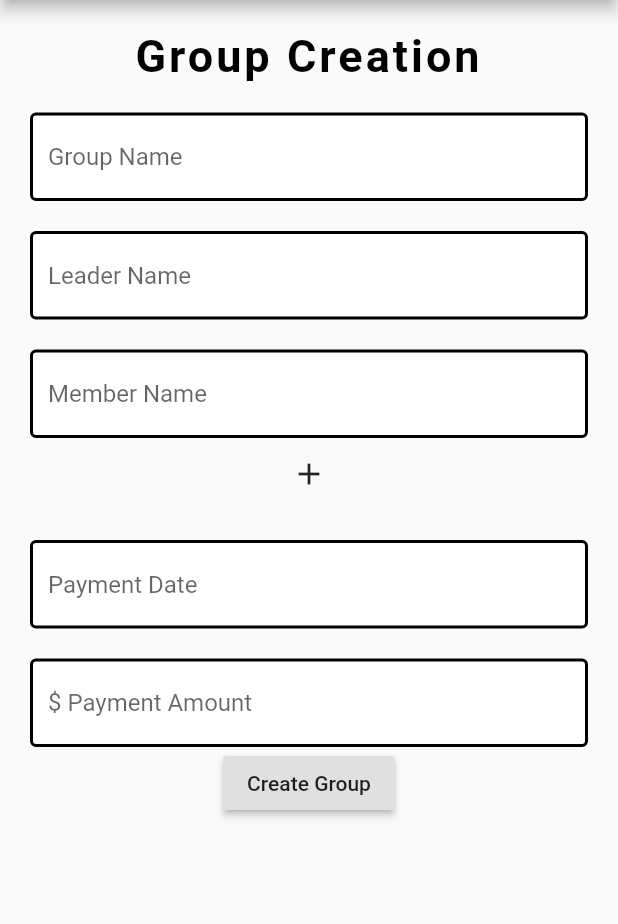
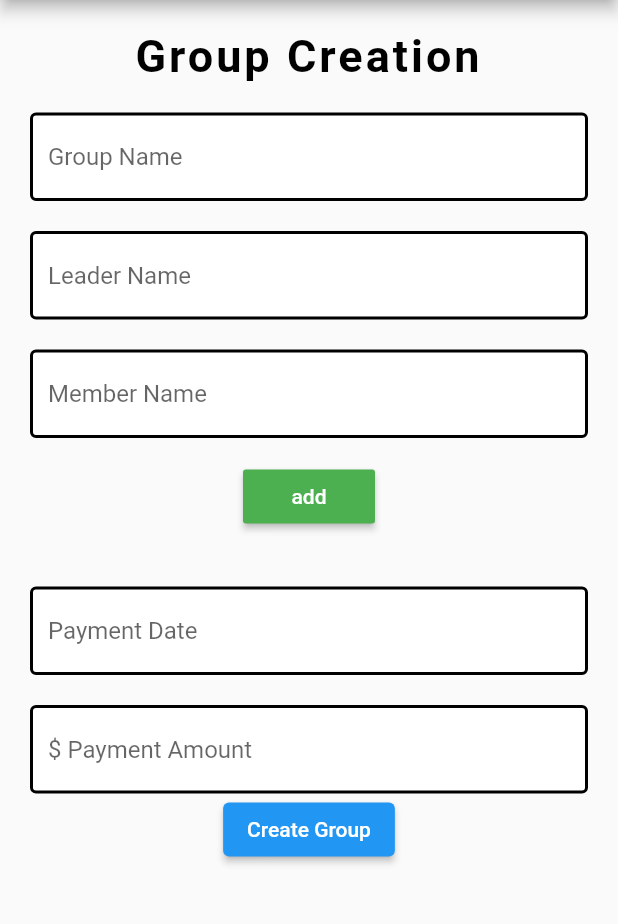
Before and after one commit to ChicoState/SPLIT, a Flutter app: the Create_Group screen opened by its route, on a phone screen of 412 x 824 dp, the part 84-1008 px from its top. Run offline on Flutter 3.47's test engine with Material 2 defaults, Android fonts, the phone set to English and light mode, and no system bars; our stand-ins replace cloud_firestore, firebase_auth, firebase_core, flutter_spinkit; missing offline and left inert: firestore_cache; accounts and stored records are empty.

```diff
--- a/lib/Models/appUser.dart
+++ b/lib/Models/appUser.dart
@@ -1,8 +1,9 @@
 class AppUser {
   final String uid;
   final String name;
+  final String username;
   final String email;
   final String notification;
   String groupId;
-  AppUser({required this.uid, required this.name, required this.email, required this.notification, required this.groupId});
+  AppUser({required this.uid, required this.name, required this.username, required this.email, required this.notification, required this.groupId});
 }
--- a/lib/Screens/Groups/Create Groups.dart
+++ b/lib/Screens/Groups/Create Groups.dart
@@ -2,6 +2,7 @@ import 'package:cloud_firestore/cloud_firestore.dart';
 import 'package:flutter/material.dart';
 import 'package:split/shared/constants.dart';
 import 'package:split/Screens/wrapper.dart';
+
 
 class Create_Group extends StatefulWidget {
   @override
@@ -9,9 +10,10 @@ class Create_Group extends StatefulWidget {
 }
 
 class _Create_GroupState extends State<Create_Group> {
-
+  final fieldText = TextEditingController();
   //variables
   final List<String> memberNames = [];
+  String add_check = '';
   String groupName = '';
   String leaderName = '';
   String memberName = '';
@@ -21,7 +23,7 @@ class _Create_GroupState extends State<Create_Group> {
 
   double calculate(double payment, int members) {
     double split = 0.00;
-    split = payment/members;
+    split = payment / members;
     return split;
   }
 
@@ -58,39 +60,51 @@ class _Create_GroupState extends State<Create_Group> {
                   fontWeight: FontWeight.bold,
                 ),
               ),
-              const SizedBox(height: 20.0),//Group Name stuff
+              const SizedBox(height: 20.0), //Group Name stuff
               TextFormField(
-                  decoration: textInputDecoration.copyWith(hintText: 'Group Name'),
+                  decoration: textInputDecoration.copyWith(
+                      hintText: 'Group Name'),
                   textInputAction: TextInputAction.next,
-                  validator: (String?val){//making sure the Group Name is filled
-                    if(val != null && val.isEmpty){
+                  validator: (
+                      String?val) { //making sure the Group Name is filled
+                    if (val != null && val.isEmpty) {
                       return "Group Name can't be empty";
                     }
                     return null;
                   },
-                  onChanged: (val){setState(() => groupName = val.trim());}
+                  onChanged: (val) {
+                    setState(() => groupName = val.trim());
+                  }
               ),
-              const SizedBox(height: 20.0),//Group Leader Name stuff
+              const SizedBox(height: 20.0), //Group Leader Name stuff
               TextFormField(
-                  decoration: textInputDecoration.copyWith(hintText: 'Leader Name'),
+                  decoration: textInputDecoration.copyWith(
+                      hintText: 'Leader Name'),
                   textInputAction: TextInputAction.next,
-                  validator: (String?val){//making sure the Leader Name is filled
-                    if(val != null && val.isEmpty){
+                  validator: (
+                      String?val) { //making sure the Leader Name is filled
+                    if (val != null && val.isEmpty) {
                       return "Leader Name can't be empty";
                     }
                     return null;
                   },
-                  onChanged: (val){setState(() => leaderName = val.trim());}
+                  onChanged: (val) {
+                    setState(() => leaderName = val.trim());
+                  }
               ),
 
-              const SizedBox(height: 20.0),//Member Name stuff
 
-
-              TextFormField(
-                  decoration: textInputDecoration.copyWith(hintText: 'Member Name'),
+              const SizedBox(height: 20.0), //Member Name stuff
+              Column(
+                children: [
+                  Container(
+                    child: TextFormField(
+                        decoration: textInputDecoration.copyWith(
+                            hintText: 'Member Name'),
                         textInputAction: TextInputAction.next,
-                  validator: (String?val){//making sure the email form is filled
-                    if(val != null && val.isEmpty){
+                        validator: (
+                            String?val) { //making sure the email form is filled
+                          if (val != null && val.isEmpty) {
                             return "Member Name can't be empty";
                           }
                           return null;
@@ -98,44 +112,66 @@ class _Create_GroupState extends State<Create_Group> {
                         onChanged: (val) async {
                           setState(() => memberName = val.trim());
                           //addnames(memberName);
-                  }
-              ),
-              IconButton(
-                onPressed: () {
-                  if(memberName.isNotEmpty) {
-                    addnames(memberName);
-                  }
                         },
-                icon: const Icon(Icons.add),
+                      controller: fieldText,
                     ),
 
-              const SizedBox(height: 20.0),//Payment Date stuff
+                  ),
+                  SizedBox(height: 15,),
+                  RaisedButton(
+                    onPressed: () async {
+                        clearText(memberName);
+                    },
+                    color: Colors.green,
+                    child: Text('add'),
+                    textColor: Colors.white,
+
+                  ),
+                  Text(
+                    add_check,
+                    style: const TextStyle(color: Colors.indigoAccent, fontSize: 14.0),
+                  ),
+                ],
+
+
+              ),
+
+
+              const SizedBox(height: 20.0), //Payment Date stuff
               TextFormField(
-                  decoration: textInputDecoration.copyWith(hintText: 'Payment Date'),
+                  decoration: textInputDecoration.copyWith(
+                      hintText: 'Payment Date'),
                   textInputAction: TextInputAction.next,
                   keyboardType: TextInputType.datetime,
-                  validator: (String?val){//making sure the email form is filled
-                    if(val != null && val.isEmpty){
+                  validator: (
+                      String?val) { //making sure the email form is filled
+                    if (val != null && val.isEmpty) {
                       return "Payment Date can't be empty";
                     }
                     return null;
                   },
-                  onChanged: (val){setState(() => paymentDate = val.trim());}
+                  onChanged: (val) {
+                    setState(() => paymentDate = val.trim());
+                  }
               ),
-              const SizedBox(height: 20.0),//Payment Amount stuff
+              const SizedBox(height: 20.0), //Payment Amount stuff
               TextFormField(
-                  decoration: textInputDecoration.copyWith(hintText: '\$ Payment Amount'),
+                  decoration: textInputDecoration.copyWith(
+                      hintText: '\$ Payment Amount'),
                   textInputAction: TextInputAction.done,
                   keyboardType: TextInputType.number,
-                  validator: (String?val){//making sure the email form is filled
-                    if(val != null && val.isEmpty){
+                  validator: (
+                      String?val) { //making sure the email form is filled
+                    if (val != null && val.isEmpty) {
                       return "Payment Amount can't be empty";
                     }
                     return null;
                   },
-                  onChanged: (val){setState(() => payment = val.trim());}
+                  onChanged: (val) {
+                    setState(() => payment = val.trim());
+                  }
               ),
-              RaisedButton(
+              ElevatedButton(
                 onPressed: () async {
                   DateTime now = DateTime.now();
                   var payment1 = double.parse(payment);
@@ -150,12 +186,12 @@ class _Create_GroupState extends State<Create_Group> {
                   FirebaseFirestore.instance.collection('Groups').add(
                       {
                         "groupName": groupName,
-                        "leaderName" : leaderName,
-                        "members" : memberNames,
-                        "paymentDate" : paymentDate,
-                        "totalPayment" : payment1,
-                        "splitPayment" : total,
-                      }).then((value){
+                        "leaderName": leaderName,
+                        "members": memberNames,
+                        "paymentDate": paymentDate,
+                        "totalPayment": payment1,
+                        "splitPayment": total,
+                      }).then((value) {
                     print(value.id);
                   });
                   Navigator.defaultRouteName;
@@ -163,7 +199,6 @@ class _Create_GroupState extends State<Create_Group> {
                 },
                 child: const Text(
                     "Create Group"),
-
               ),
             ],
           ),
@@ -171,4 +206,12 @@ class _Create_GroupState extends State<Create_Group> {
       ),
     );
   }
+
+  void clearText(String _m) {
+    addnames(_m);
+    add_check = "added";
+    fieldText.clear();
+
   }
+
+}
--- a/lib/Services/auth.dart
+++ b/lib/Services/auth.dart
@@ -51,12 +51,12 @@ class AuthService{
   }
 
   //register with email and pass
-  Future registerWithEmailAndPassword(String email, String password, String name, String notification) async{
+  Future registerWithEmailAndPassword(String email, String password, String name, String username, String notification) async{
     try{
       UserCredential result = await _auth.createUserWithEmailAndPassword(email: email.trim(), password: password.trim());
       User? user = result.user;
       //create a new document for user with UID
-      await DataBaseService(uid: user!.uid).updateUserData(email, name, notification, user!.uid);
+      await DataBaseService(uid: user!.uid).updateUserData(email, name, username, notification, user!.uid);
       return _userfromFirebase(user);
     }on FirebaseAuthException catch(e){
       print(e.toString());
--- a/lib/main.dart
+++ b/lib/main.dart
@@ -1,6 +1,7 @@
 import 'package:flutter/material.dart';
 import 'package:provider/provider.dart';
 import 'package:split/Models/user.dart';
+import 'package:split/Screens/Groups/gotoGroup.dart';
 import 'package:split/Screens/wrapper.dart';
 import 'package:firebase_core/firebase_core.dart';
 import 'package:split/Services/auth.dart';
@@ -31,6 +32,7 @@ class MyApp extends StatelessWidget {
           routes: {
             '/createGroup' : (context) => Create_Group(),
             '/Group' : (context) => const Group(),
+            '/gotoGroup': (context) =>  Goto_group(),
           },
       ),
     );
--- a/pubspec.yaml
+++ b/pubspec.yaml
@@ -31,6 +31,8 @@ dependencies:
     sdk: flutter
   firebase_auth: ^3.3.12
   cloud_firestore: ^3.1.11
+  firestore_cache: ^2.2.1
+  firebase_database: 7.1.1
   firebase_core: ^1.14.0
   provider: ^6.0.2
   flutter_spinkit: ^5.1.0
```
Also changed, not shown: lib/Screens/Authenticate/register.dart (+15 -2 lines), lib/Screens/Groups/gotoGroup.dart (added, +147 -0 lines), lib/Screens/Home/home.dart (+137 -20 lines), lib/Services/database.dart (+42 -2 lines), pubspec.lock. Lines whose indentation alone changed are shown as unchanged.
